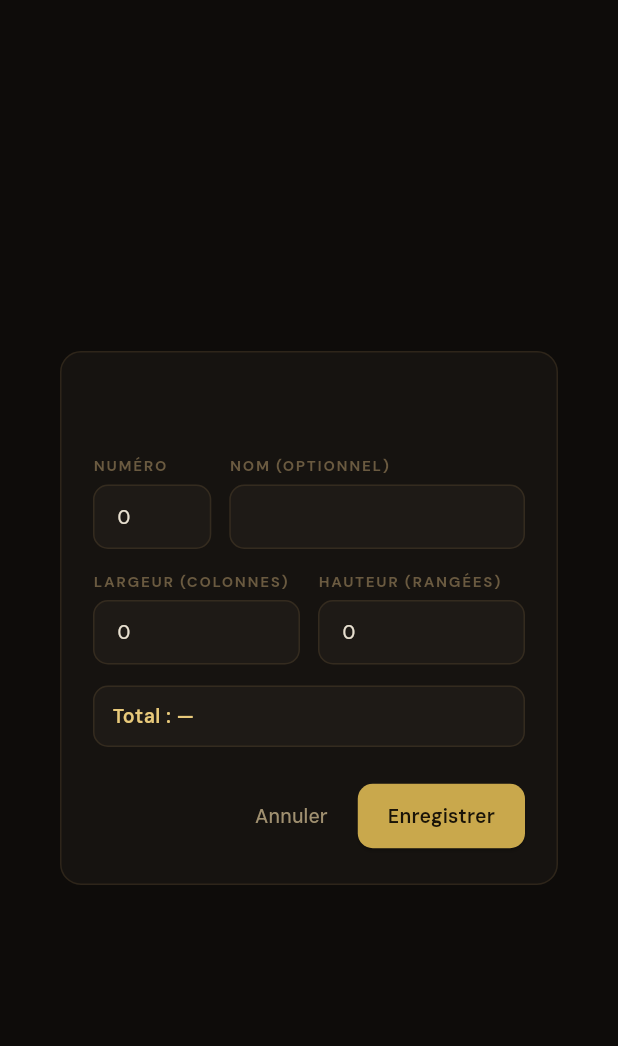
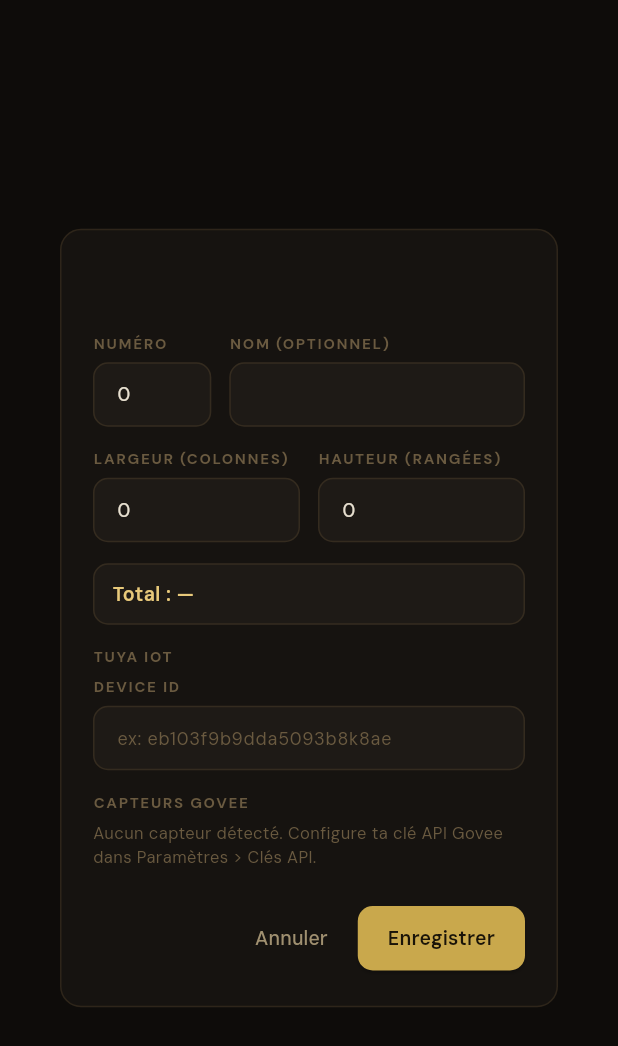
Before and after one commit to jonathanlaberge91-debug/cave_vin_jo, a Flutter app: the CellarFormDialog widget shown alone on an empty page, opened directly with empty values, on a phone screen of 412 x 824 dp. Shown: the top 1046 px of the screen. Run offline on Flutter 3.47's test engine with Material 3 defaults, Android fonts, the phone set to English and light mode, and no system bars; our stand-ins replace cloud_firestore, firebase_core, firebase_storage, fl_chart, image_picker, shared_preferences and 1 more; missing offline and left inert: dart:js_interop, dart:ui_web; accounts and stored records are empty; statements that could not run were skipped.

Commit message:
Celliers: ajouter champ Tuya Device ID (modèle, service, formulaire, infos)

```diff
--- a/lib/dialogs/cellar_form_dialog.dart
+++ b/lib/dialogs/cellar_form_dialog.dart
@@ -1,5 +1,6 @@
 import 'package:flutter/material.dart';
 import 'package:flutter/services.dart';
+import '../services/govee_service.dart';
 import '../theme/app_colors.dart';
 import '../theme/app_text.dart';
 
@@ -8,11 +9,17 @@ class CellarFormResult {
   final String name;
   final int cols;
   final int rows;
+  final String? goveeTopDevice;
+  final String? goveeBottomDevice;
+  final String? tuyaDeviceId;
   const CellarFormResult({
     required this.number,
     required this.name,
     required this.cols,
     required this.rows,
+    this.goveeTopDevice,
+    this.goveeBottomDevice,
+    this.tuyaDeviceId,
   });
 }
 
@@ -22,6 +29,10 @@ class CellarFormDialog extends StatefulWidget {
   final String initialName;
   final int initialCols;
   final int initialRows;
+  final String? initialGoveeTop;
+  final String? initialGoveeBottom;
+  final String? initialTuyaDeviceId;
+  final List<GoveeSensor> goveeSensors;
 
   const CellarFormDialog({
     super.key,
@@ -30,6 +41,10 @@ class CellarFormDialog extends StatefulWidget {
     required this.initialName,
     required this.initialCols,
     required this.initialRows,
+    this.initialGoveeTop,
+    this.initialGoveeBottom,
+    this.initialTuyaDeviceId,
+    this.goveeSensors = const [],
   });
 
   @override
@@ -41,6 +56,9 @@ class _CellarFormDialogState extends State<CellarFormDialog> {
   late final TextEditingController _name;
   late final TextEditingController _cols;
   late final TextEditingController _rows;
+  late final TextEditingController _tuyaDeviceId;
+  String? _goveeTop;
+  String? _goveeBottom;
 
   @override
   void initState() {
@@ -49,6 +67,9 @@ class _CellarFormDialogState extends State<CellarFormDialog> {
     _name = TextEditingController(text: widget.initialName);
     _cols = TextEditingController(text: '${widget.initialCols}');
     _rows = TextEditingController(text: '${widget.initialRows}');
+    _tuyaDeviceId = TextEditingController(text: widget.initialTuyaDeviceId ?? '');
+    _goveeTop = widget.initialGoveeTop;
+    _goveeBottom = widget.initialGoveeBottom;
   }
 
   @override
@@ -57,6 +78,7 @@ class _CellarFormDialogState extends State<CellarFormDialog> {
     _name.dispose();
     _cols.dispose();
     _rows.dispose();
+    _tuyaDeviceId.dispose();
     super.dispose();
   }
 
@@ -87,6 +109,9 @@ class _CellarFormDialogState extends State<CellarFormDialog> {
         name: _name.text.trim(),
         cols: cols,
         rows: rows,
+        goveeTopDevice: _goveeTop,
+        goveeBottomDevice: _goveeBottom,
+        tuyaDeviceId: _tuyaDeviceId.text.trim().isEmpty ? null : _tuyaDeviceId.text.trim(),
       ),
     );
   }
@@ -183,6 +208,52 @@ class _CellarFormDialogState extends State<CellarFormDialog> {
                 ),
               ),
             ),
+            const SizedBox(height: 14),
+            Text(
+              'TUYA IOT',
+              style: AppText.sans(
+                color: AppColors.text3,
+                fontSize: 10,
+                fontWeight: FontWeight.w700,
+                letterSpacing: 1.1,
+              ),
+            ),
+            const SizedBox(height: 6),
+            _field(
+              label: 'DEVICE ID',
+              controller: _tuyaDeviceId,
+              hint: 'ex: eb103f9b9dda5093b8k8ae',
+            ),
+            const SizedBox(height: 14),
+            Text(
+              'CAPTEURS GOVEE',
+              style: AppText.sans(
+                color: AppColors.text3,
+                fontSize: 10,
+                fontWeight: FontWeight.w700,
+                letterSpacing: 1.1,
+              ),
+            ),
+            const SizedBox(height: 6),
+            if (widget.goveeSensors.isEmpty)
+              Text(
+                'Aucun capteur détecté. Configure ta clé API Govee dans Paramètres > Clés API.',
+                style: AppText.sans(color: AppColors.text3, fontSize: 11),
+              ),
+            if (widget.goveeSensors.isNotEmpty)
+              _goveePicker(
+                label: '▲ Haut',
+                value: _goveeTop,
+                onChanged: (v) => setState(() => _goveeTop = v),
+              ),
+            if (widget.goveeSensors.isNotEmpty)
+              const SizedBox(height: 8),
+            if (widget.goveeSensors.isNotEmpty)
+              _goveePicker(
+                label: '▼ Bas',
+                value: _goveeBottom,
+                onChanged: (v) => setState(() => _goveeBottom = v),
+              ),
             const SizedBox(height: 22),
             Row(
               mainAxisAlignment: MainAxisAlignment.end,
@@ -222,11 +293,86 @@ class _CellarFormDialogState extends State<CellarFormDialog> {
     );
   }
 
+  static double? _goveeTemp(double? raw) {
+    if (raw == null) return null;
+    if (raw > 1000) return raw / 100;
+    if (raw > 45) return (raw - 32) * 5 / 9;
+    return raw;
+  }
+
+  Widget _goveePicker({
+    required String label,
+    required String? value,
+    required ValueChanged<String?> onChanged,
+  }) {
+    return Container(
+      padding: const EdgeInsets.symmetric(horizontal: 12, vertical: 4),
+      decoration: BoxDecoration(
+        color: AppColors.bg3,
+        borderRadius: BorderRadius.circular(10),
+        border: Border.all(color: AppColors.border),
+      ),
+      child: DropdownButtonHideUnderline(
+        child: DropdownButton<String>(
+          value: value,
+          isExpanded: true,
+          hint: Text(
+            '$label — Aucun',
+            style: AppText.sans(color: AppColors.text3, fontSize: 12),
+          ),
+          dropdownColor: AppColors.bg2,
+          icon: const Icon(Icons.expand_more, size: 18, color: AppColors.text3),
+          items: [
+            DropdownMenuItem<String>(
+              value: '',
+              child: Text(
+                '$label — Aucun',
+                style: AppText.sans(color: AppColors.text3, fontSize: 12),
+              ),
+            ),
+            for (final s in widget.goveeSensors)
+              DropdownMenuItem<String>(
+                value: s.device,
+                child: Row(
+                  children: [
+                    Text(
+                      '$label  ',
+                      style: AppText.sans(color: AppColors.text3, fontSize: 11),
+                    ),
+                    Expanded(
+                      child: Text(
+                        s.name,
+                        style: AppText.sans(color: AppColors.text, fontSize: 12),
+                        overflow: TextOverflow.ellipsis,
+                      ),
+                    ),
+                    if (s.temperature != null) ...[
+                      const SizedBox(width: 6),
+                      Text(
+                        '${_goveeTemp(s.temperature)?.toStringAsFixed(1)}°C',
+                        style: AppText.sans(
+                          color: AppColors.gold2,
+                          fontSize: 11,
+                          fontWeight: FontWeight.w600,
+                        ),
+                      ),
+                    ],
+                  ],
+                ),
+              ),
+          ],
+          onChanged: (v) => onChanged(v == null || v.isEmpty ? null : v),
+        ),
+      ),
+    );
+  }
+
   Widget _field({
     required String label,
     required TextEditingController controller,
     TextInputType? keyboardType,
     VoidCallback? onChanged,
+    String? hint,
   }) {
     return Column(
       crossAxisAlignment: CrossAxisAlignment.start,
@@ -253,6 +399,8 @@ class _CellarFormDialogState extends State<CellarFormDialog> {
             isDense: true,
             filled: true,
             fillColor: AppColors.bg3,
+            hintText: hint,
+            hintStyle: AppText.sans(color: AppColors.text3, fontSize: 12),
             contentPadding:
                 const EdgeInsets.symmetric(horizontal: 12, vertical: 12),
             border: OutlineInputBorder(
```
Also changed, not shown: lib/models/cellar.dart (+12 -0 lines), lib/screens/settings_screen.dart (+13 -0 lines), lib/services/cellar_service.dart (+30 -0 lines).
